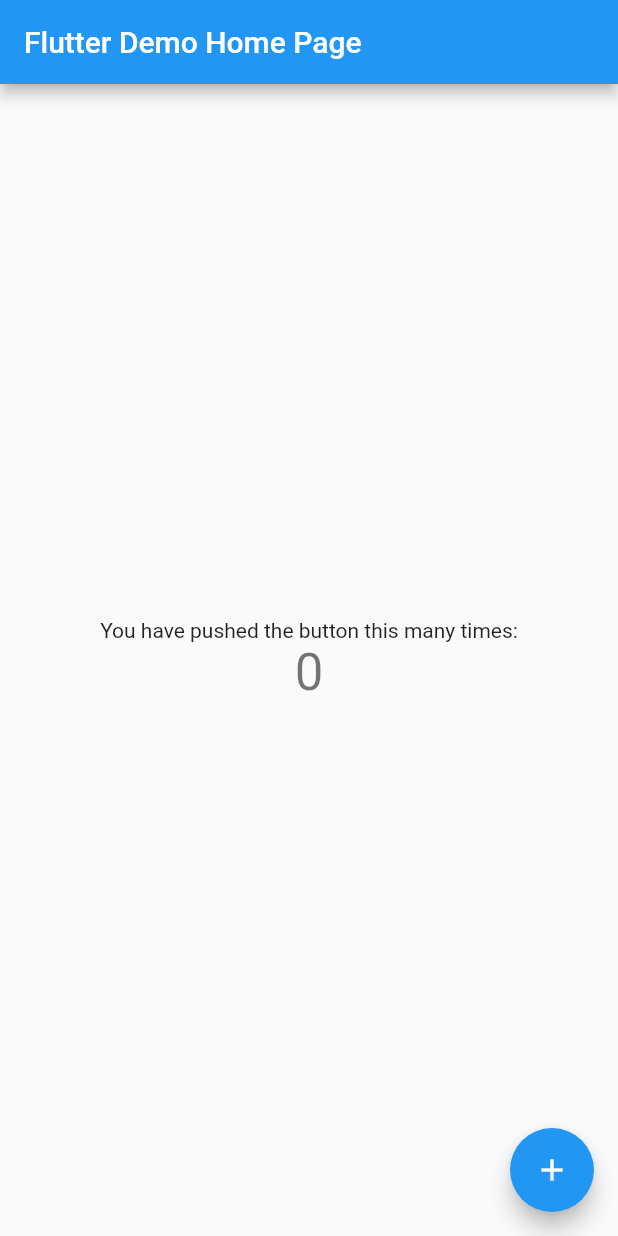
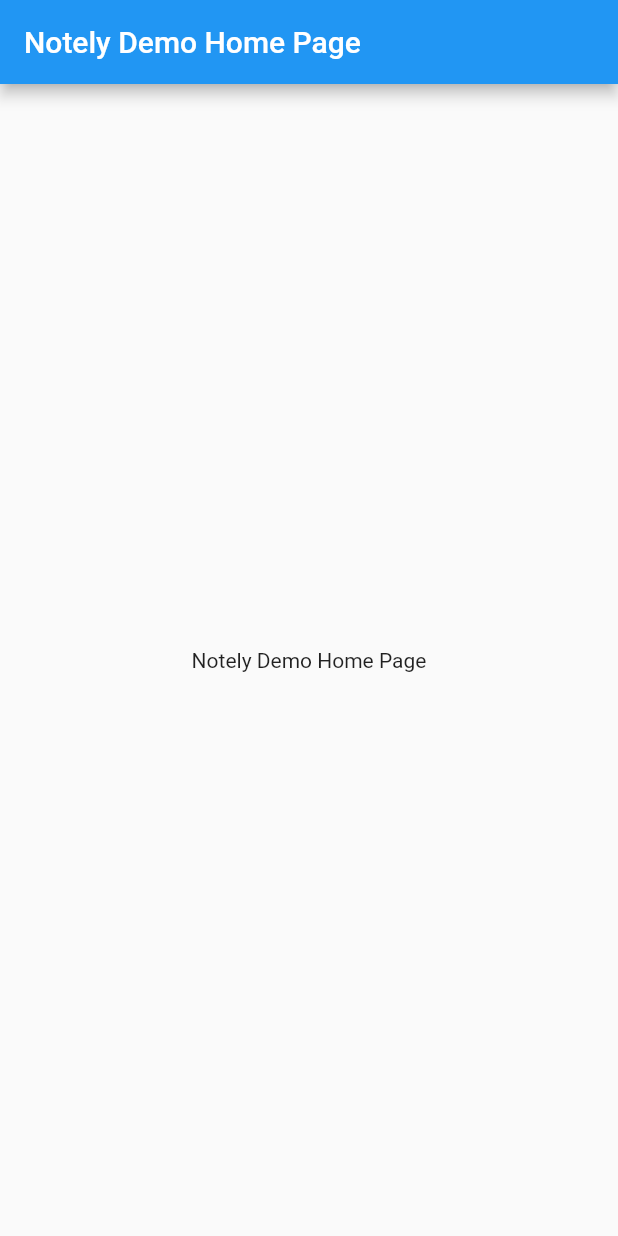
Before and after one commit to Jaival/notely, a Flutter app: the screen it shows after launch, on a phone screen of 412 x 824 dp. Run offline on Flutter 3.47's test engine with Material 2 defaults, Android fonts, the phone set to English and light mode, and no system bars.

Commit message:
Update main.dart

```diff
--- a/lib/main.dart
+++ b/lib/main.dart
@@ -13,103 +13,27 @@ class MyApp extends StatelessWidget {
     return MaterialApp(
       title: 'Flutter Demo',
       theme: ThemeData(
-        // This is the theme of your application.
-        //
-        // Try running your application with "flutter run". You'll see the
-        // application has a blue toolbar. Then, without quitting the app, try
-        // changing the primarySwatch below to Colors.green and then invoke
-        // "hot reload" (press "r" in the console where you ran "flutter run",
-        // or simply save your changes to "hot reload" in a Flutter IDE).
-        // Notice that the counter didn't reset back to zero; the application
-        // is not restarted.
         primarySwatch: Colors.blue,
       ),
-      home: const MyHomePage(title: 'Flutter Demo Home Page'),
+      home: const MyHomePage(title: 'Notely Demo Home Page'),
     );
   }
 }
 
-class MyHomePage extends StatefulWidget {
+class MyHomePage extends StatelessWidget {
   const MyHomePage({super.key, required this.title});
-
-  // This widget is the home page of your application. It is stateful, meaning
-  // that it has a State object (defined below) that contains fields that affect
-  // how it looks.
-
-  // This class is the configuration for the state. It holds the values (in this
-  // case the title) provided by the parent (in this case the App widget) and
-  // used by the build method of the State. Fields in a Widget subclass are
-  // always marked "final".
 
   final String title;
 
   @override
-  State<MyHomePage> createState() => _MyHomePageState();
-}
-
-class _MyHomePageState extends State<MyHomePage> {
-  int _counter = 0;
-
-  void _incrementCounter() {
-    setState(() {
-      // This call to setState tells the Flutter framework that something has
-      // changed in this State, which causes it to rerun the build method below
-      // so that the display can reflect the updated values. If we changed
-      // _counter without calling setState(), then the build method would not be
-      // called again, and so nothing would appear to happen.
-      _counter++;
-    });
-  }
-
-  @override
   Widget build(BuildContext context) {
-    // This method is rerun every time setState is called, for instance as done
-    // by the _incrementCounter method above.
-    //
-    // The Flutter framework has been optimized to make rerunning build methods
-    // fast, so that you can just rebuild anything that needs updating rather
-    // than having to individually change instances of widgets.
     return Scaffold(
       appBar: AppBar(
-        // Here we take the value from the MyHomePage object that was created by
-        // the App.build method, and use it to set our appbar title.
-        title: Text(widget.title),
+        title: Text(title),
       ),
       body: Center(
-        // Center is a layout widget. It takes a single child and positions it
-        // in the middle of the parent.
-        child: Column(
-          // Column is also a layout widget. It takes a list of children and
-          // arranges them vertically. By default, it sizes itself to fit its
-          // children horizontally, and tries to be as tall as its parent.
-          //
-          // Invoke "debug painting" (press "p" in the console, choose the
-          // "Toggle Debug Paint" action from the Flutter Inspector in Android
-          // Studio, or the "Toggle Debug Paint" command in Visual Studio Code)
-          // to see the wireframe for each widget.
-          //
-          // Column has various properties to control how it sizes itself and
-          // how it positions its children. Here we use mainAxisAlignment to
-          // center the children vertically; the main axis here is the vertical
-          // axis because Columns are vertical (the cross axis would be
-          // horizontal).
-          mainAxisAlignment: MainAxisAlignment.center,
-          children: <Widget>[
-            const Text(
-              'You have pushed the button this many times:',
-            ),
-            Text(
-              '$_counter',
-              style: Theme.of(context).textTheme.headline4,
-            ),
-          ],
-        ),
+        child: Text(title),
       ),
-      floatingActionButton: FloatingActionButton(
-        onPressed: _incrementCounter,
-        tooltip: 'Increment',
-        child: const Icon(Icons.add),
-      ), // This trailing comma makes auto-formatting nicer for build methods.
     );
   }
 }
```
